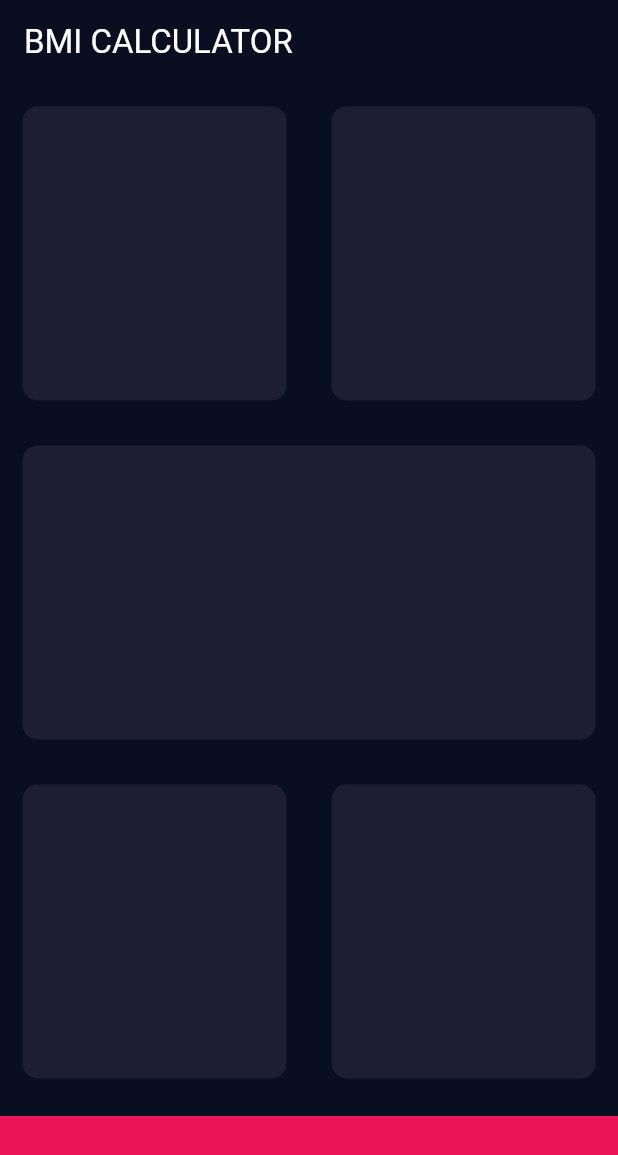
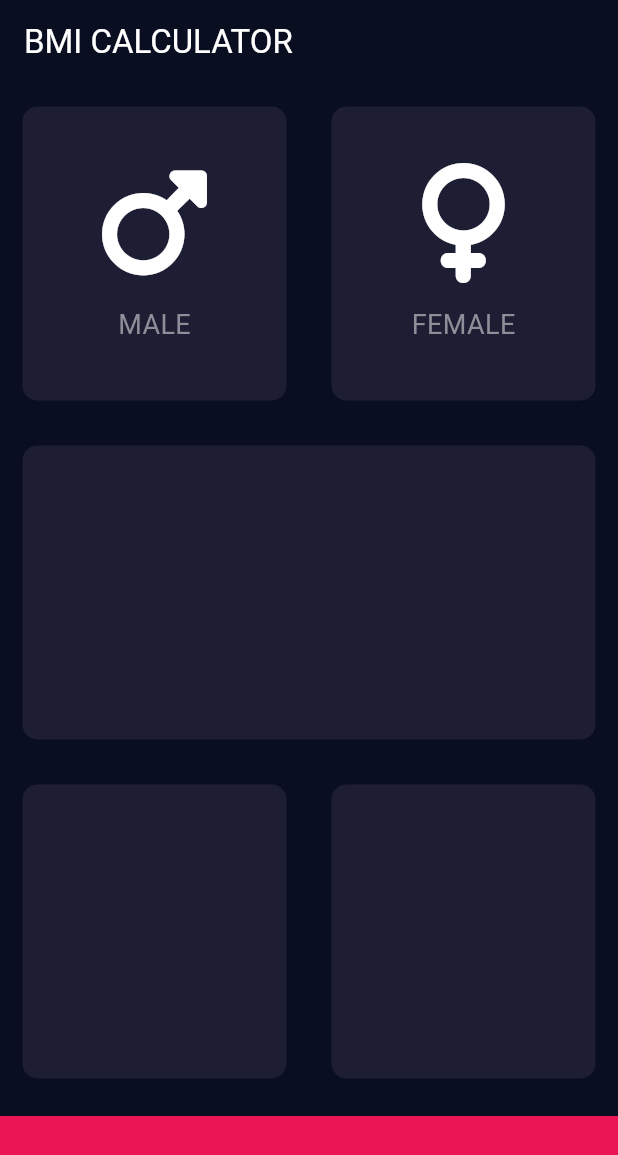
Before and after one commit to iradtaufique/bmi_calculator-, a Flutter app: the screen it shows after launch, on a phone screen of 412 x 824 dp. Shown: the top 1155 px of the screen. Run offline on Flutter 3.47's test engine with Material 3 defaults, Android fonts, the phone set to English and light mode, and no system bars; our stand-ins replace font_awesome_flutter.

Commit message:
created resuable Icon(using flutter fontawesome package), and reusable card and move them in separate files

```diff
--- /dev/null
+++ b/lib/icon_content.dart
@@ -0,0 +1,31 @@
+// ignore_for_file: prefer_const_constructors
+
+import 'package:flutter/material.dart';
+
+const labelTextStyle = TextStyle(
+  fontSize: 18.0,
+  color: Color(0xFF8D8E98),
+);
+
+//this is a reusable Icon that will go in all cards
+class IconContent extends StatelessWidget {
+  IconContent({this.icon, this.label});
+
+  final IconData? icon;
+  final String? label;
+
+  @override
+  Widget build(BuildContext context) {
+    return Column(
+      mainAxisAlignment: MainAxisAlignment.center,
+      children: [
+        Icon(icon, size: 80.0),
+        SizedBox(height: 15.0),
+        Text(
+          label!,
+          style: labelTextStyle,
+        ),
+      ],
+    );
+  }
+}
--- a/lib/input_page.dart
+++ b/lib/input_page.dart
@@ -1,4 +1,10 @@
+// ignore_for_file: prefer_const_constructors, prefer_const_literals_to_create_immutables
+
 import 'package:flutter/material.dart';
+import 'package:font_awesome_flutter/font_awesome_flutter.dart';
+
+import 'icon_content.dart';
+import 'reusable_card.dart';
 
 const activeCardColour = Color(0xFF1D1E33);
 const bottomContainerHeight = 80.0;
@@ -26,12 +32,20 @@ class _InputPageState extends State<InputPage> {
                 children: [
                   Expanded(
                     child: ReusableCard(
-                      colour: Color(0xFF1D1E33),
+                      colour: activeCardColour,
+                      cardChild: IconContent(
+                        icon: FontAwesomeIcons.mars,
+                        label: 'MALE',
+                      ),
                     ),
                   ),
                   Expanded(
                     child: ReusableCard(
-                      colour: Color(0xFF1D1E33),
+                      colour: activeCardColour,
+                      cardChild: IconContent(
+                        icon: FontAwesomeIcons.venus,
+                        label: 'FEMALE',
+                      ),
                     ),
                   )
                 ],
@@ -73,21 +87,3 @@ class _InputPageState extends State<InputPage> {
         ));
   }
 }
-
-class ReusableCard extends StatelessWidget {
-  // create a constructor that help to initialize the default color of the card
-  ReusableCard({required this.colour});
-
-  final Color colour;
-
-  @override
-  Widget build(BuildContext context) {
-    return Container(
-      margin: EdgeInsets.all(15.0),
-      decoration: BoxDecoration(
-        color: colour,
-        borderRadius: BorderRadius.circular(10.0),
-      ),
-    );
-  }
-}
--- /dev/null
+++ b/lib/reusable_card.dart
@@ -0,0 +1,21 @@
+import 'package:flutter/material.dart';
+
+class ReusableCard extends StatelessWidget {
+  // create a constructor that help to initialize the default color of the card
+  ReusableCard({required this.colour, this.cardChild});
+
+  final Color colour;
+  final Widget? cardChild;
+
+  @override
+  Widget build(BuildContext context) {
+    return Container(
+      margin: EdgeInsets.all(15.0),
+      decoration: BoxDecoration(
+        color: colour,
+        borderRadius: BorderRadius.circular(10.0),
+      ),
+      child: cardChild,
+    );
+  }
+}
--- a/pubspec.yaml
+++ b/pubspec.yaml
@@ -35,6 +35,7 @@ dependencies:
   # The following adds the Cupertino Icons font to your application.
   # Use with the CupertinoIcons class for iOS style icons.
   cupertino_icons: ^1.0.2
+  font_awesome_flutter: ^10.7.0
 
 dev_dependencies:
   flutter_test:
```
Also changed, not shown: pubspec.lock.
